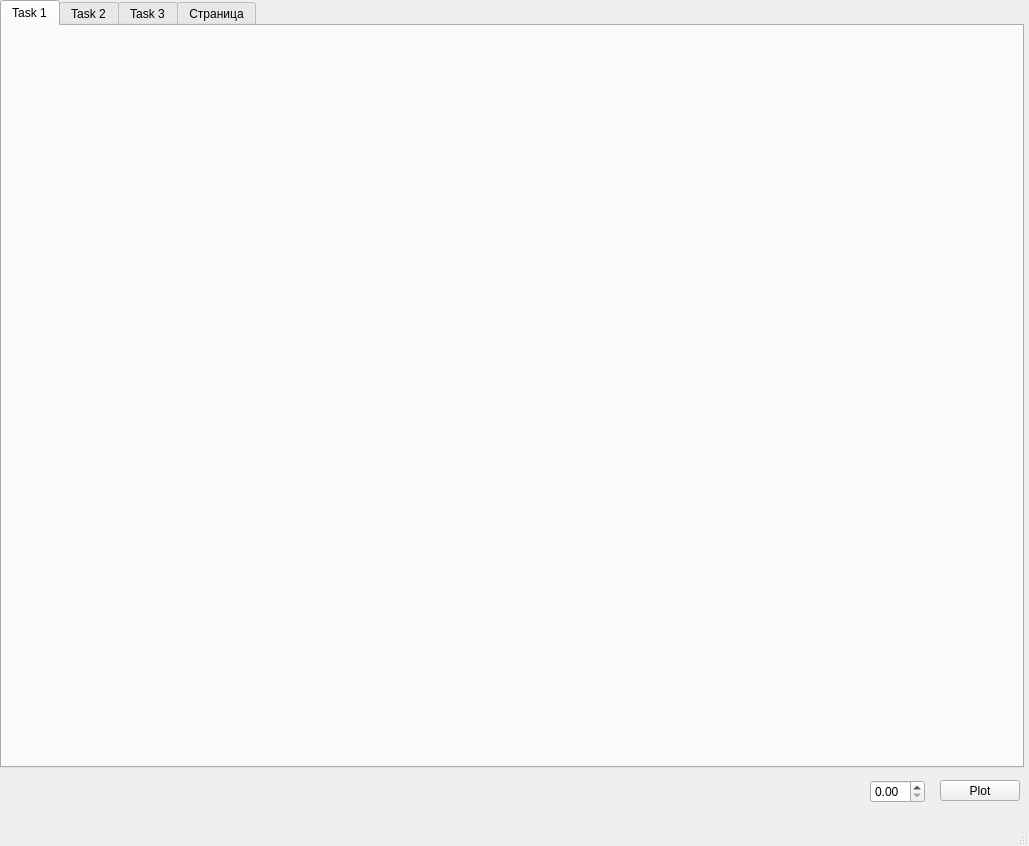
This is src/mainwindow.ui in odarf/signals-analyzer as Qt 5 draws it before an edit. The edited form follows.
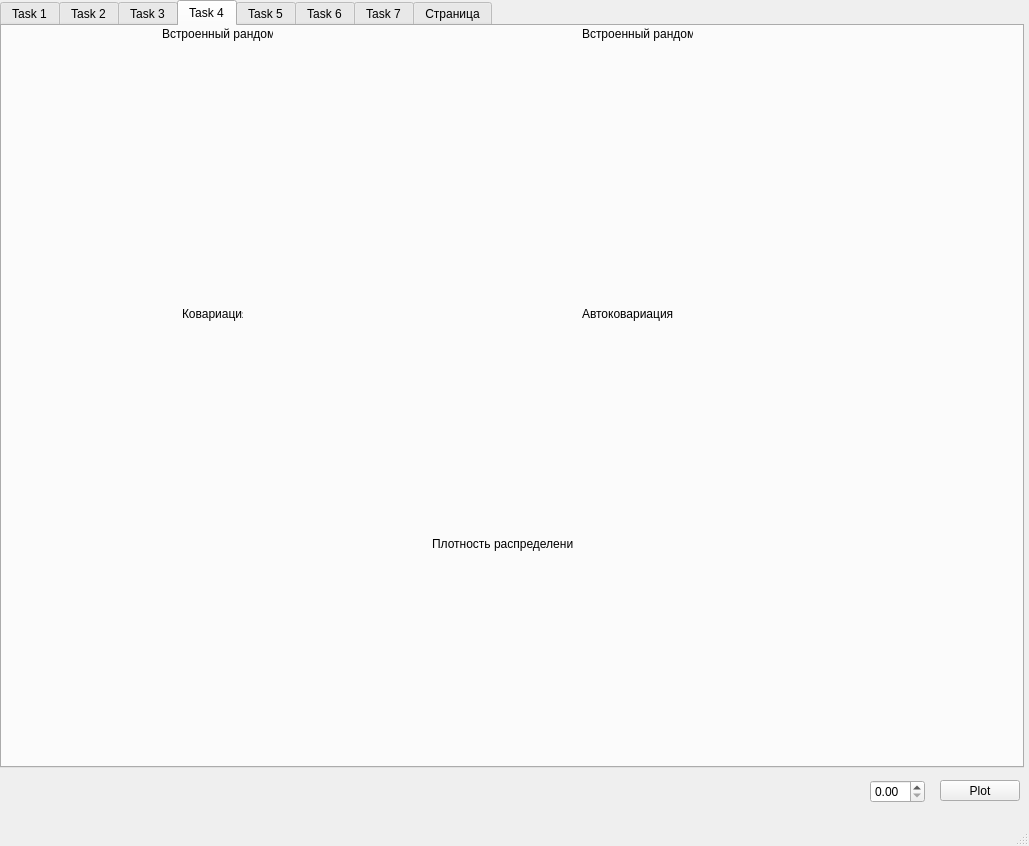
This is the edited form. Custom widgets are drawn as their Qt base class.

The edit to the form file:
```diff
--- a/src/mainwindow.ui
+++ b/src/mainwindow.ui
@@ -53,7 +53,7 @@
      </rect>
     </property>
     <property name="currentIndex">
-     <number>0</number>
+     <number>3</number>
     </property>
     <widget class="QWidget" name="tab">
      <attribute name="title">
@@ -66,7 +66,7 @@
       <property name="geometry">
        <rect>
         <x>10</x>
-        <y>20</y>
+        <y>30</y>
         <width>450</width>
         <height>330</height>
        </rect>
@@ -76,7 +76,7 @@
       <property name="geometry">
        <rect>
         <x>550</x>
-        <y>20</y>
+        <y>30</y>
         <width>450</width>
         <height>330</height>
        </rect>
@@ -438,6 +438,166 @@
        <string>Стационарность</string>
       </property>
      </widget>
+     <widget class="QLabel" name="label_29">
+      <property name="geometry">
+       <rect>
+        <x>260</x>
+        <y>140</y>
+        <width>71</width>
+        <height>16</height>
+       </rect>
+      </property>
+      <property name="text">
+       <string>&quot;Мой&quot; рандом</string>
+      </property>
+     </widget>
+    </widget>
+    <widget class="QWidget" name="tab_9">
+     <attribute name="title">
+      <string>Task 4</string>
+     </attribute>
+     <widget class="QCustomPlot" name="graphTaskFourRandom1" native="true">
+      <property name="enabled">
+       <bool>true</bool>
+      </property>
+      <property name="geometry">
+       <rect>
+        <x>10</x>
+        <y>20</y>
+        <width>400</width>
+        <height>250</height>
+       </rect>
+      </property>
+     </widget>
+     <widget class="QCustomPlot" name="graphCovar" native="true">
+      <property name="enabled">
+       <bool>true</bool>
+      </property>
+      <property name="geometry">
+       <rect>
+        <x>10</x>
+        <y>300</y>
+        <width>400</width>
+        <height>200</height>
+       </rect>
+      </property>
+     </widget>
+     <widget class="QCustomPlot" name="graphAutocovar" native="true">
+      <property name="enabled">
+       <bool>true</bool>
+      </property>
+      <property name="geometry">
+       <rect>
+        <x>430</x>
+        <y>300</y>
+        <width>400</width>
+        <height>200</height>
+       </rect>
+      </property>
+     </widget>
+     <widget class="QLabel" name="label_30">
+      <property name="geometry">
+       <rect>
+        <x>160</x>
+        <y>0</y>
+        <width>111</width>
+        <height>16</height>
+       </rect>
+      </property>
+      <property name="text">
+       <string>Встроенный рандом 1</string>
+      </property>
+     </widget>
+     <widget class="QLabel" name="label_31">
+      <property name="geometry">
+       <rect>
+        <x>180</x>
+        <y>280</y>
+        <width>61</width>
+        <height>16</height>
+       </rect>
+      </property>
+      <property name="text">
+       <string>Ковариация</string>
+      </property>
+     </widget>
+     <widget class="QLabel" name="label_32">
+      <property name="geometry">
+       <rect>
+        <x>430</x>
+        <y>510</y>
+        <width>141</width>
+        <height>16</height>
+       </rect>
+      </property>
+      <property name="text">
+       <string>Плотность распределения</string>
+      </property>
+     </widget>
+     <widget class="QLabel" name="label_33">
+      <property name="geometry">
+       <rect>
+        <x>580</x>
+        <y>280</y>
+        <width>91</width>
+        <height>16</height>
+       </rect>
+      </property>
+      <property name="text">
+       <string>Автоковариация</string>
+      </property>
+     </widget>
+     <widget class="QLabel" name="label_34">
+      <property name="geometry">
+       <rect>
+        <x>580</x>
+        <y>0</y>
+        <width>111</width>
+        <height>16</height>
+       </rect>
+      </property>
+      <property name="text">
+       <string>Встроенный рандом 2</string>
+      </property>
+     </widget>
+     <widget class="QCustomPlot" name="graphTaskFourRandom2" native="true">
+      <property name="enabled">
+       <bool>true</bool>
+      </property>
+      <property name="geometry">
+       <rect>
+        <x>430</x>
+        <y>20</y>
+        <width>400</width>
+        <height>250</height>
+       </rect>
+      </property>
+     </widget>
+     <widget class="QWidget" name="widgetTest" native="true">
+      <property name="geometry">
+       <rect>
+        <x>10</x>
+        <y>530</y>
+        <width>990</width>
+        <height>200</height>
+       </rect>
+      </property>
+     </widget>
+    </widget>
+    <widget class="QWidget" name="tab_10">
+     <attribute name="title">
+      <string>Task 5</string>
+     </attribute>
+    </widget>
+    <widget class="QWidget" name="tab_11">
+     <attribute name="title">
+      <string>Task 6</string>
+     </attribute>
+    </widget>
+    <widget class="QWidget" name="tab_12">
+     <attribute name="title">
+      <string>Task 7</string>
+     </attribute>
     </widget>
     <widget class="QWidget" name="tab_3">
      <attribute name="title">
```
Left out of the diff: 93 changed lines with no effect on the pictures.
